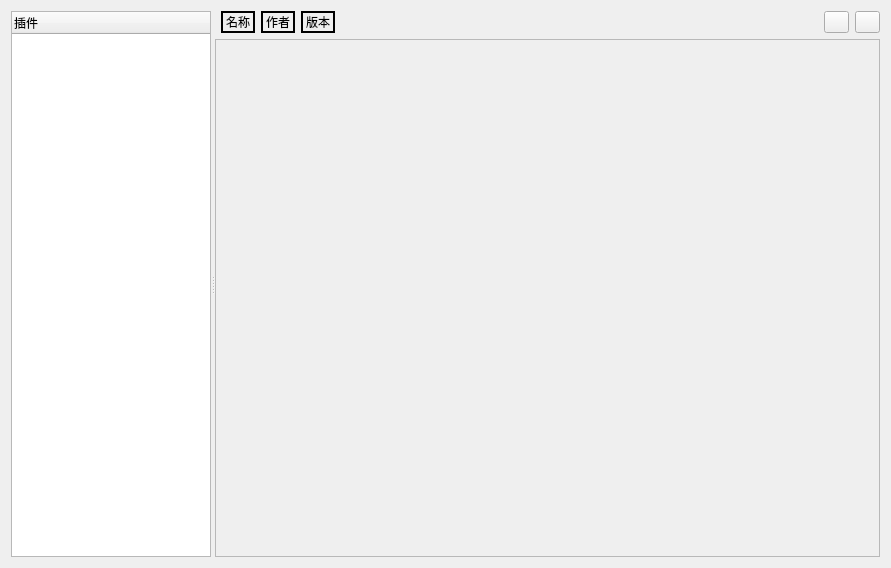
Before: the Qt Designer form Tools/ui/center.ui in abjzk/qtCPlusPlus_deepseek_Plugin, drawn with Qt 5.
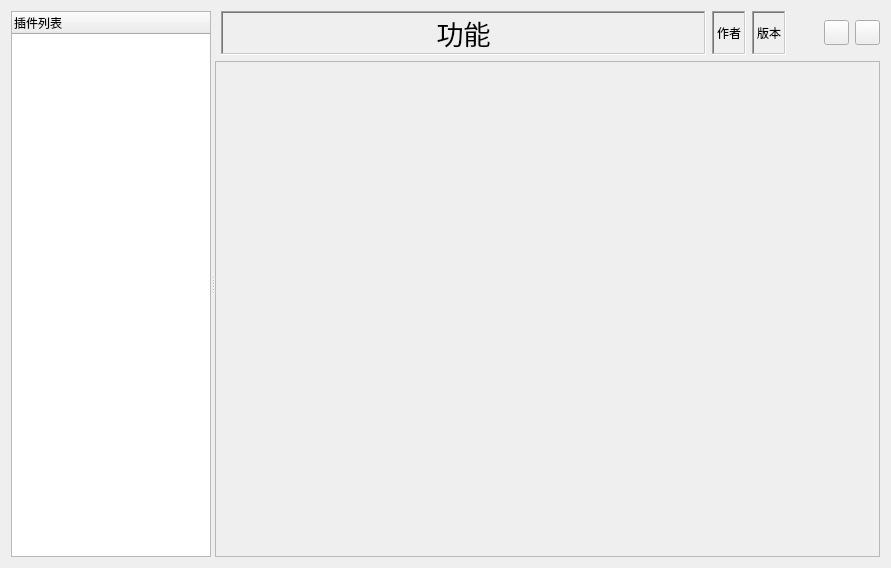
After: the same form once the commit is applied. Icons and pictures are not drawn.

```diff
--- a/Tools/ui/center.ui
+++ b/Tools/ui/center.ui
@@ -26,9 +26,12 @@
         <height>16777215</height>
        </size>
       </property>
+      <property name="lineWidth">
+       <number>1</number>
+      </property>
       <column>
        <property name="text">
-        <string notr="true">插件</string>
+        <string notr="true">插件列表</string>
        </property>
       </column>
      </widget>
@@ -49,33 +52,168 @@
        <property name="bottomMargin">
         <number>0</number>
        </property>
-       <item row="0" column="4">
+       <item row="0" column="2">
+        <widget class="QLabel" name="authorlabel">
+         <property name="sizePolicy">
+          <sizepolicy hsizetype="Fixed" vsizetype="Ignored">
+           <horstretch>2</horstretch>
+           <verstretch>1</verstretch>
+          </sizepolicy>
+         </property>
+         <property name="minimumSize">
+          <size>
+           <width>10</width>
+           <height>0</height>
+          </size>
+         </property>
+         <property name="baseSize">
+          <size>
+           <width>0</width>
+           <height>50</height>
+          </size>
+         </property>
+         <property name="font">
+          <font>
+           <family>华文中宋</family>
+          </font>
+         </property>
+         <property name="cursor">
+          <cursorShape>ArrowCursor</cursorShape>
+         </property>
+         <property name="focusPolicy">
+          <enum>Qt::FocusPolicy::NoFocus</enum>
+         </property>
+         <property name="toolTip">
+          <string>插件作者</string>
+         </property>
+         <property name="frameShape">
+          <enum>QFrame::Shape::WinPanel</enum>
+         </property>
+         <property name="frameShadow">
+          <enum>QFrame::Shadow::Sunken</enum>
+         </property>
+         <property name="text">
+          <string>作者</string>
+         </property>
+        </widget>
+       </item>
+       <item row="0" column="3">
+        <widget class="QLabel" name="versionlabel">
+         <property name="sizePolicy">
+          <sizepolicy hsizetype="Maximum" vsizetype="Ignored">
+           <horstretch>2</horstretch>
+           <verstretch>1</verstretch>
+          </sizepolicy>
+         </property>
+         <property name="minimumSize">
+          <size>
+           <width>10</width>
+           <height>0</height>
+          </size>
+         </property>
+         <property name="baseSize">
+          <size>
+           <width>0</width>
+           <height>50</height>
+          </size>
+         </property>
+         <property name="font">
+          <font>
+           <pointsize>9</pointsize>
+           <bold>false</bold>
+          </font>
+         </property>
+         <property name="cursor">
+          <cursorShape>ArrowCursor</cursorShape>
+         </property>
+         <property name="focusPolicy">
+          <enum>Qt::FocusPolicy::NoFocus</enum>
+         </property>
+         <property name="toolTip">
+          <string>插件版本</string>
+         </property>
+         <property name="frameShape">
+          <enum>QFrame::Shape::WinPanel</enum>
+         </property>
+         <property name="frameShadow">
+          <enum>QFrame::Shadow::Sunken</enum>
+         </property>
+         <property name="lineWidth">
+          <number>2</number>
+         </property>
+         <property name="text">
+          <string>版本</string>
+         </property>
+        </widget>
+       </item>
+       <item row="0" column="1">
+        <widget class="QLabel" name="nameLabel">
+         <property name="sizePolicy">
+          <sizepolicy hsizetype="Expanding" vsizetype="Maximum">
+           <horstretch>2</horstretch>
+           <verstretch>1</verstretch>
+          </sizepolicy>
+         </property>
+         <property name="minimumSize">
+          <size>
+           <width>10</width>
+           <height>0</height>
+          </size>
+         </property>
+         <property name="baseSize">
+          <size>
+           <width>0</width>
+           <height>50</height>
+          </size>
+         </property>
+         <property name="font">
+          <font>
+           <family>华文中宋</family>
+           <pointsize>20</pointsize>
+           <kerning>true</kerning>
+           <fontweight>Medium</fontweight>
+          </font>
+         </property>
+         <property name="cursor">
+          <cursorShape>ArrowCursor</cursorShape>
+         </property>
+         <property name="focusPolicy">
+          <enum>Qt::FocusPolicy::NoFocus</enum>
+         </property>
+         <property name="toolTip">
+          <string>插件名称</string>
+         </property>
+         <property name="frameShape">
+          <enum>QFrame::Shape::WinPanel</enum>
+         </property>
+         <property name="frameShadow">
+          <enum>QFrame::Shadow::Sunken</enum>
+         </property>
+         <property name="text">
+          <string>功能</string>
+         </property>
+         <property name="alignment">
+          <set>Qt::AlignmentFlag::AlignCenter</set>
+         </property>
+        </widget>
+       </item>
+       <item row="0" column="5">
         <spacer name="horizontalSpacer_3">
          <property name="orientation">
           <enum>Qt::Orientation::Horizontal</enum>
          </property>
+         <property name="sizeType">
+          <enum>QSizePolicy::Policy::MinimumExpanding</enum>
+         </property>
          <property name="sizeHint" stdset="0">
           <size>
-           <width>40</width>
-           <height>20</height>
+           <width>20</width>
+           <height>10</height>
           </size>
          </property>
         </spacer>
        </item>
-       <item row="0" column="2">
-        <widget class="QLabel" name="authorlabel">
-         <property name="toolTip">
-          <string>插件作者</string>
-         </property>
-         <property name="frameShape">
-          <enum>QFrame::Shape::WinPanel</enum>
-         </property>
-         <property name="text">
-          <string>作者</string>
-         </property>
-        </widget>
-       </item>
-       <item row="0" column="6">
+       <item row="0" column="7">
         <widget class="QPushButton" name="pushButton">
          <property name="maximumSize">
           <size>
@@ -83,6 +221,11 @@
            <height>25</height>
           </size>
          </property>
+         <property name="font">
+          <font>
+           <bold>false</bold>
+          </font>
+         </property>
          <property name="toolTip">
           <string>插件设置</string>
          </property>
@@ -93,9 +236,41 @@
           <iconset resource="../res/Resource.qrc">
            <normaloff>:/res/icon/set.png</normaloff>:/res/icon/set.png</iconset>
          </property>
+         <property name="iconSize">
+          <size>
+           <width>25</width>
+           <height>25</height>
+          </size>
+         </property>
         </widget>
        </item>
-       <item row="1" column="0" colspan="7">
+       <item row="0" column="6">
+        <widget class="QPushButton" name="logButton">
+         <property name="maximumSize">
+          <size>
+           <width>25</width>
+           <height>25</height>
+          </size>
+         </property>
+         <property name="toolTip">
+          <string>插件日志</string>
+         </property>
+         <property name="text">
+          <string/>
+         </property>
+         <property name="icon">
+          <iconset resource="../res/Resource.qrc">
+           <normaloff>:/res/icon/log.png</normaloff>:/res/icon/log.png</iconset>
+         </property>
+         <property name="iconSize">
+          <size>
+           <width>25</width>
+           <height>25</height>
+          </size>
+         </property>
+        </widget>
+       </item>
+       <item row="1" column="0" colspan="8">
         <widget class="QScrollArea" name="scrollArea">
          <property name="horizontalScrollBarPolicy">
           <enum>Qt::ScrollBarPolicy::ScrollBarAlwaysOff</enum>
@@ -108,59 +283,13 @@
            <rect>
             <x>0</x>
             <y>0</y>
-            <width>666</width>
-            <height>518</height>
+            <width>674</width>
+            <height>523</height>
            </rect>
           </property>
          </widget>
         </widget>
        </item>
-       <item row="0" column="1">
-        <widget class="QLabel" name="nameLabel">
-         <property name="toolTip">
-          <string>插件名称</string>
-         </property>
-         <property name="frameShape">
-          <enum>QFrame::Shape::WinPanel</enum>
-         </property>
-         <property name="text">
-          <string>名称</string>
-         </property>
-        </widget>
-       </item>
-       <item row="0" column="3">
-        <widget class="QLabel" name="versionlabel">
-         <property name="toolTip">
-          <string>插件版本</string>
-         </property>
-         <property name="frameShape">
-          <enum>QFrame::Shape::WinPanel</enum>
-         </property>
-         <property name="text">
-          <string>版本</string>
-         </property>
-        </widget>
-       </item>
-       <item row="0" column="5">
-        <widget class="QPushButton" name="logButton">
-         <property name="maximumSize">
-          <size>
-           <width>25</width>
-           <height>25</height>
-          </size>
-         </property>
-         <property name="toolTip">
-          <string>插件日志</string>
-         </property>
-         <property name="text">
-          <string/>
-         </property>
-         <property name="icon">
-          <iconset resource="../res/Resource.qrc">
-           <normaloff>:/res/icon/log.png</normaloff>:/res/icon/log.png</iconset>
-         </property>
-        </widget>
-       </item>
       </layout>
      </widget>
     </widget>
```
Left out of the diff: 6 changed lines with no effect on the pictures.
